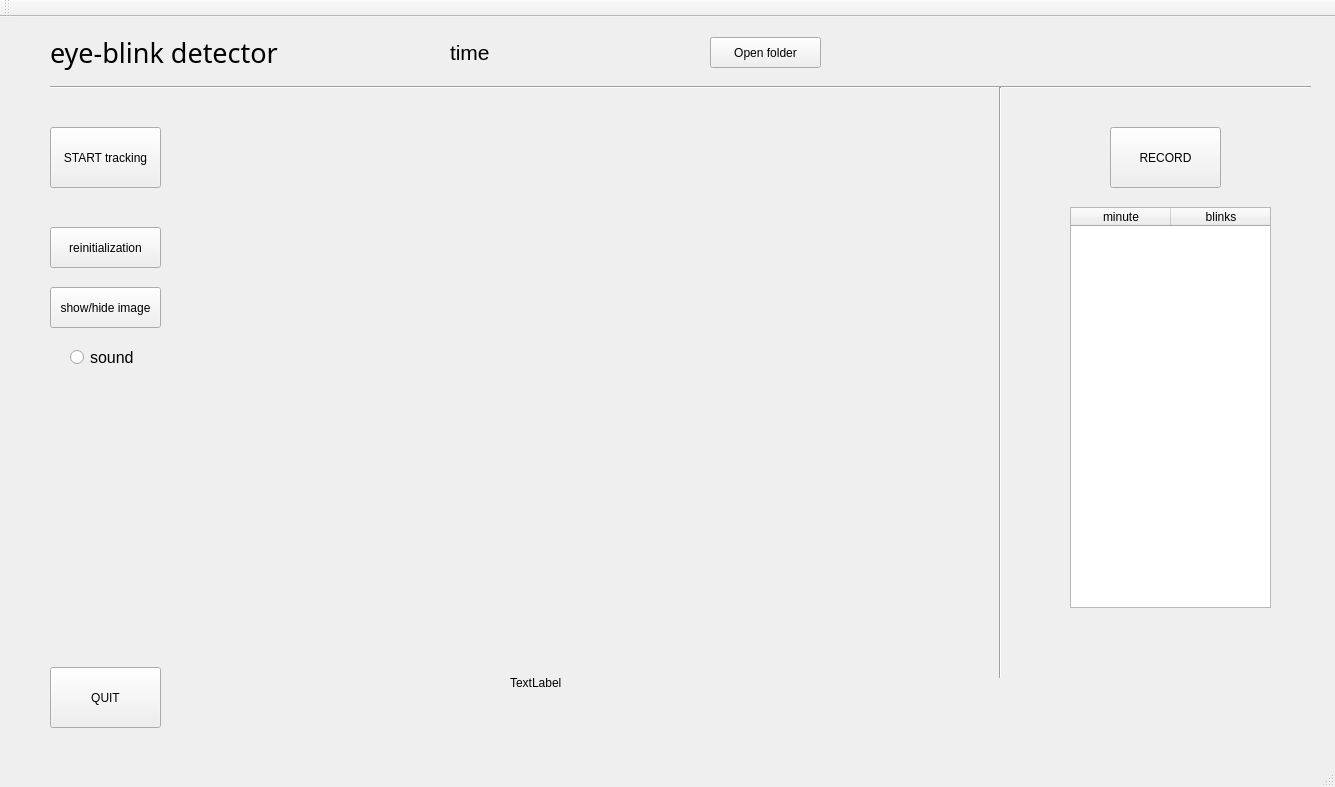
Boosting/qt-eyeblink-workshop, file mainwindow.ui: the form before one commit.
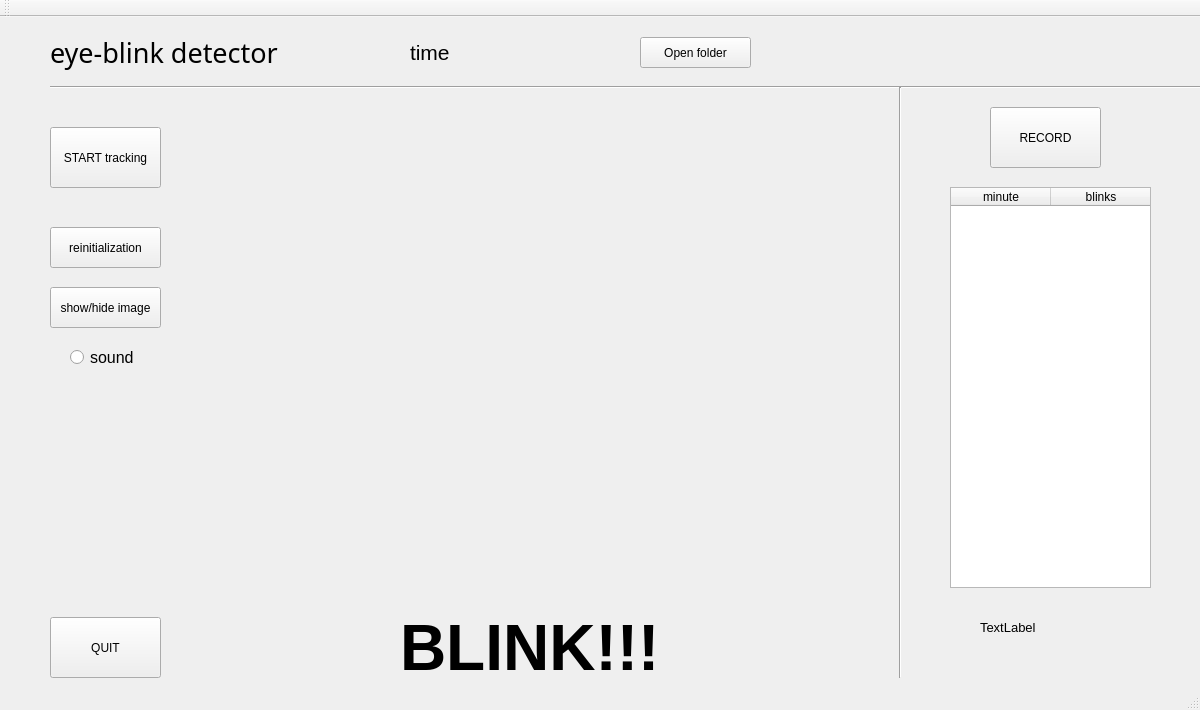
The form after the commit. Custom widgets are drawn as their Qt base class.

Commit message: blink table upgrade, layout update

What changed in the file:
```diff
--- a/mainwindow.ui
+++ b/mainwindow.ui
@@ -6,8 +6,8 @@
    <rect>
     <x>0</x>
     <y>0</y>
-    <width>1335</width>
-    <height>787</height>
+    <width>1200</width>
+    <height>710</height>
    </rect>
   </property>
   <property name="windowTitle">
@@ -30,7 +30,7 @@
    <widget class="QLabel" name="label">
     <property name="geometry">
      <rect>
-      <x>450</x>
+      <x>410</x>
       <y>20</y>
       <width>101</width>
       <height>31</height>
@@ -49,7 +49,7 @@
     <property name="geometry">
      <rect>
       <x>50</x>
-      <y>650</y>
+      <y>600</y>
       <width>111</width>
       <height>61</height>
      </rect>
@@ -63,8 +63,8 @@
      <rect>
       <x>210</x>
       <y>110</y>
-      <width>751</width>
-      <height>521</height>
+      <width>640</width>
+      <height>480</height>
      </rect>
     </property>
    </widget>
@@ -97,8 +97,8 @@
    <widget class="QPushButton" name="pushButton_6">
     <property name="geometry">
      <rect>
-      <x>1110</x>
-      <y>110</y>
+      <x>990</x>
+      <y>90</y>
       <width>111</width>
       <height>61</height>
      </rect>
@@ -110,7 +110,7 @@
    <widget class="QPushButton" name="pushButton_7">
     <property name="geometry">
      <rect>
-      <x>710</x>
+      <x>640</x>
       <y>20</y>
       <width>111</width>
       <height>31</height>
@@ -173,7 +173,7 @@
    <widget class="Line" name="line_2">
     <property name="geometry">
      <rect>
-      <x>990</x>
+      <x>890</x>
       <y>70</y>
       <width>20</width>
       <height>591</height>
@@ -186,10 +186,10 @@
    <widget class="QLabel" name="label_2">
     <property name="geometry">
      <rect>
-      <x>850</x>
-      <y>20</y>
-      <width>461</width>
-      <height>31</height>
+      <x>780</x>
+      <y>10</y>
+      <width>401</width>
+      <height>51</height>
      </rect>
     </property>
     <property name="font">
@@ -200,25 +200,15 @@
     <property name="text">
      <string/>
     </property>
-   </widget>
-   <widget class="QLabel" name="label_4">
-    <property name="geometry">
-     <rect>
-      <x>510</x>
-      <y>640</y>
-      <width>191</width>
-      <height>51</height>
-     </rect>
-    </property>
-    <property name="text">
-     <string>TextLabel</string>
+    <property name="wordWrap">
+     <bool>true</bool>
     </property>
    </widget>
    <widget class="QTableWidget" name="tableWidget">
     <property name="geometry">
      <rect>
-      <x>1070</x>
-      <y>190</y>
+      <x>950</x>
+      <y>170</y>
       <width>201</width>
       <height>401</height>
      </rect>
@@ -240,6 +230,44 @@
      </property>
     </column>
    </widget>
+   <widget class="QLabel" name="label_4">
+    <property name="geometry">
+     <rect>
+      <x>980</x>
+      <y>580</y>
+      <width>201</width>
+      <height>61</height>
+     </rect>
+    </property>
+    <property name="font">
+     <font>
+      <pointsize>10</pointsize>
+     </font>
+    </property>
+    <property name="text">
+     <string>TextLabel</string>
+    </property>
+   </widget>
+   <widget class="QLabel" name="label_5">
+    <property name="geometry">
+     <rect>
+      <x>400</x>
+      <y>600</y>
+      <width>311</width>
+      <height>61</height>
+     </rect>
+    </property>
+    <property name="font">
+     <font>
+      <pointsize>48</pointsize>
+      <weight>75</weight>
+      <bold>true</bold>
+     </font>
+    </property>
+    <property name="text">
+     <string>BLINK!!!</string>
+    </property>
+   </widget>
   </widget>
   <widget class="QMenuBar" name="menuBar">
    <property name="geometry">
```
Left out of the diff: 2 changed lines with no effect on the pictures. The commit also changes 8 other files.
